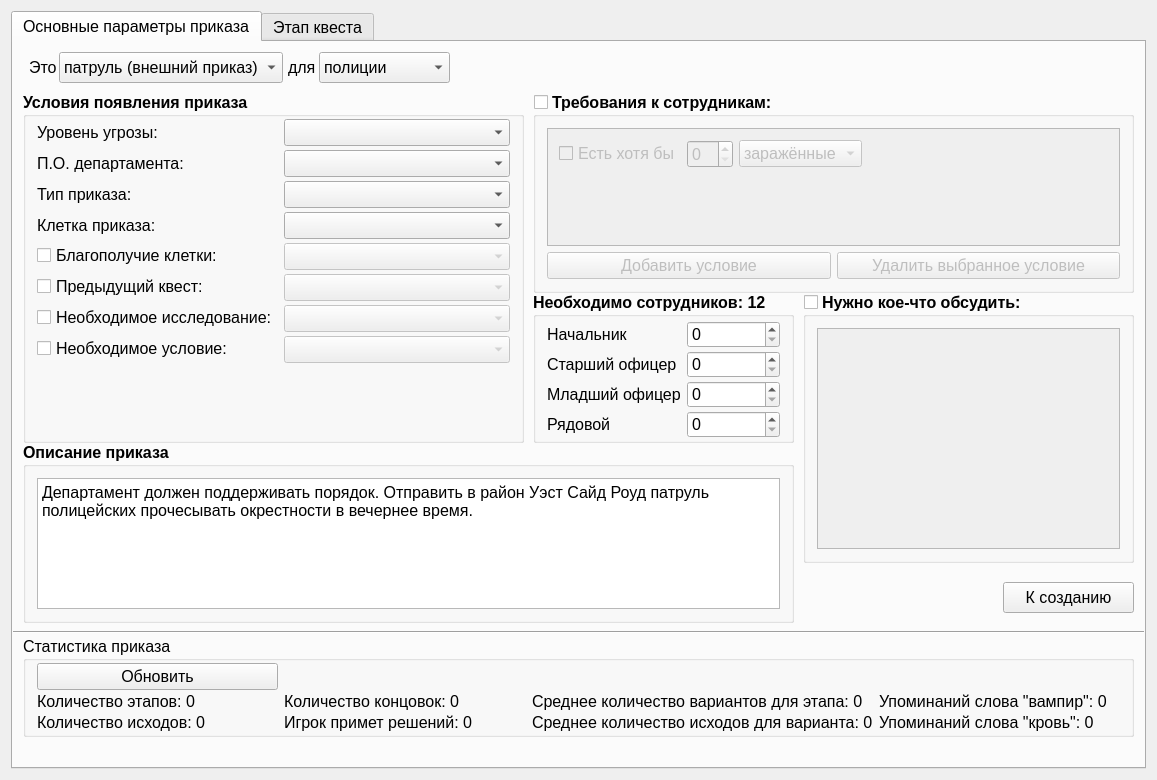
Qt form mainwindow.ui (YakSid/PDNK2) before a commit.
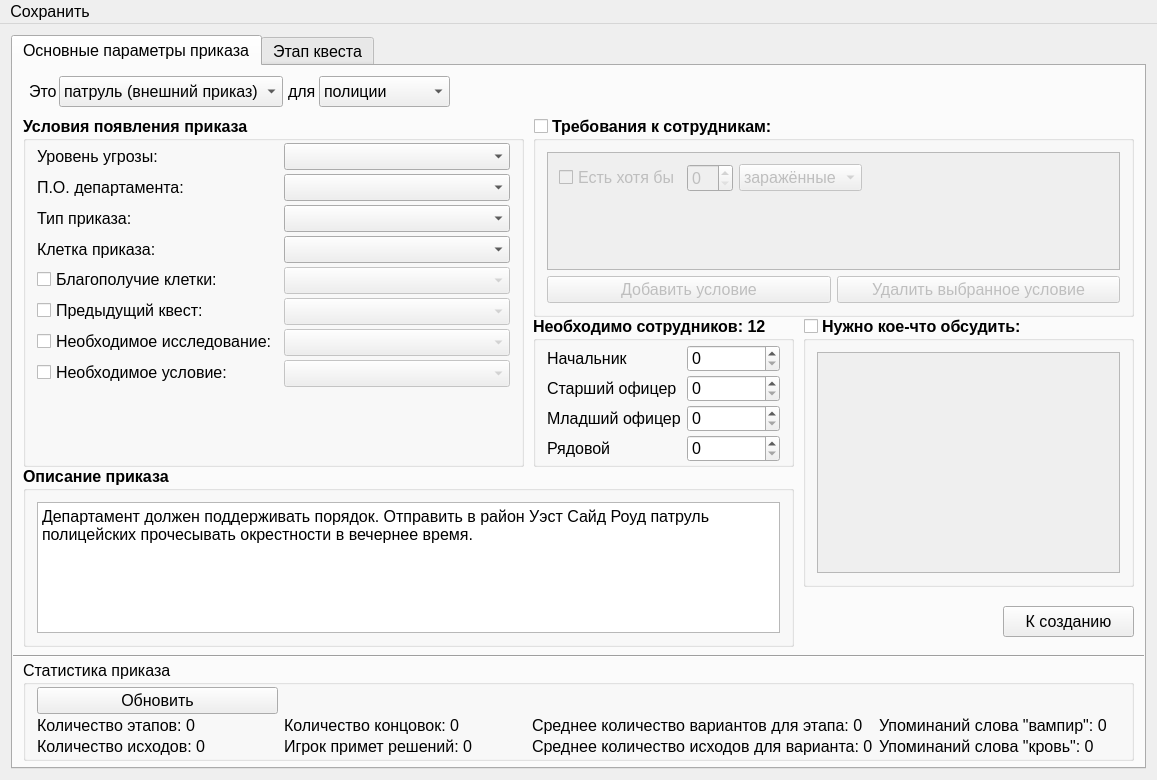
The same form after that commit. The open tabs and pages were chosen to show the change.

Patch:
```diff
--- a/mainwindow.ui
+++ b/mainwindow.ui
@@ -2185,6 +2185,14 @@
      <height>20</height>
     </rect>
    </property>
+   <widget class="QMenu" name="menu">
+    <property name="title">
+     <string>Сохранить</string>
+    </property>
+    <addaction name="action_save"/>
+    <addaction name="action_saveAndExit"/>
+   </widget>
+   <addaction name="menu"/>
   </widget>
  </widget>
  <layoutdefault spacing="6" margin="11"/>
```
Left out of the diff: 15 changed lines with no effect on the pictures.
